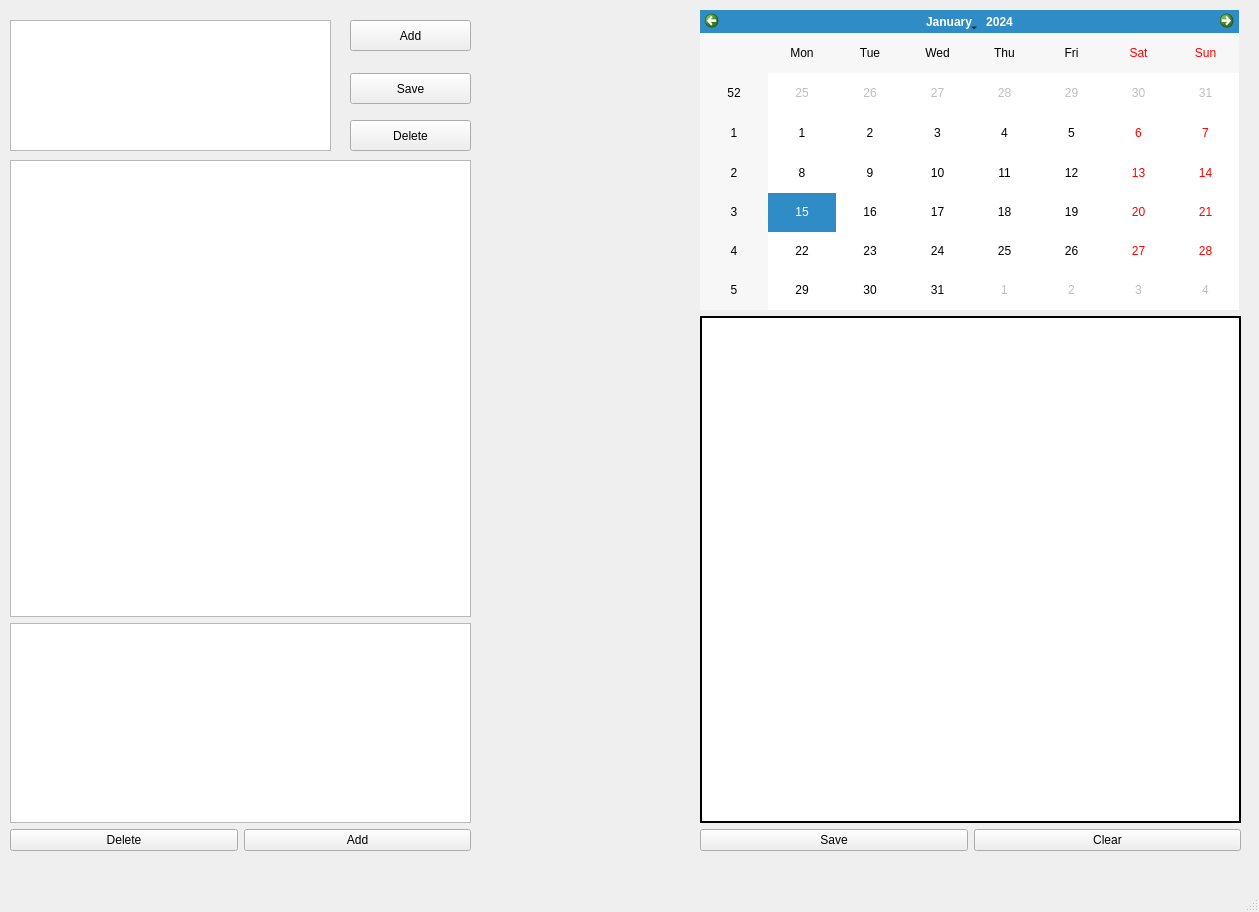
FakhrutdinovAlexey/project_daily, file app.ui: the form before one commit.
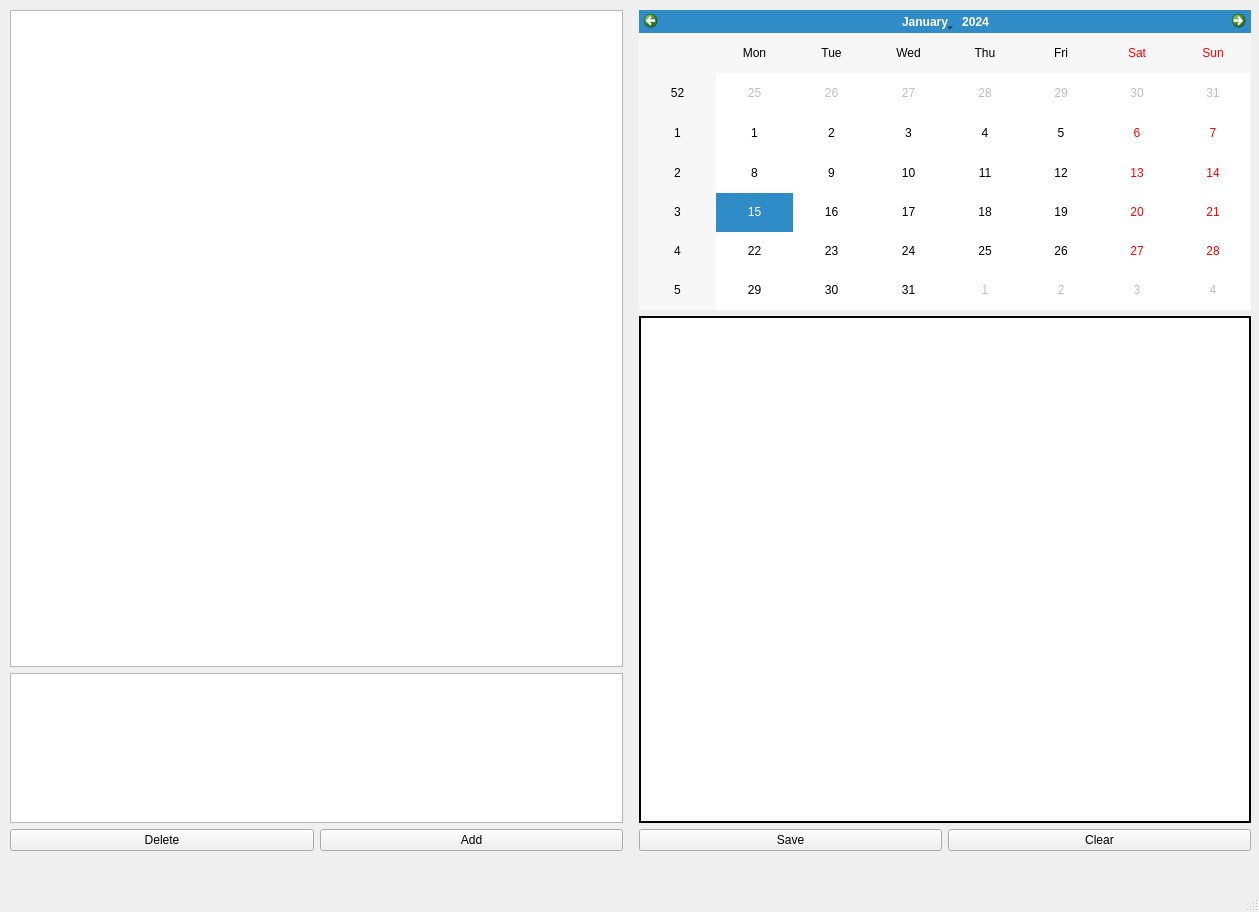
The form after the commit.

```diff
--- a/app.ui
+++ b/app.ui
@@ -14,21 +14,29 @@
    <bool>true</bool>
   </property>
   <property name="windowTitle">
-   <string>MainWindow</string>
+   <string>Diary</string>
   </property>
   <widget class="QWidget" name="centralwidget">
-   <widget class="QWidget" name="verticalLayoutWidget">
+   <widget class="QWidget" name="horizontalLayoutWidget">
     <property name="geometry">
      <rect>
       <x>10</x>
-      <y>160</y>
-      <width>461</width>
-      <height>691</height>
+      <y>10</y>
+      <width>1241</width>
+      <height>841</height>
      </rect>
     </property>
+    <layout class="QHBoxLayout" name="horizontalLayout_3">
+     <item>
     <layout class="QVBoxLayout" name="verticalLayout">
      <item>
       <widget class="QListWidget" name="listWidget">
+         <property name="minimumSize">
+          <size>
+           <width>0</width>
+           <height>400</height>
+          </size>
+         </property>
        <property name="movement">
         <enum>QListView::Static</enum>
        </property>
@@ -39,7 +47,7 @@
        <property name="maximumSize">
         <size>
          <width>16777215</width>
-         <height>200</height>
+           <height>150</height>
         </size>
        </property>
        <property name="readOnly">
@@ -66,65 +74,21 @@
       </layout>
      </item>
     </layout>
-   </widget>
-   <widget class="QListWidget" name="listWidget2">
-    <property name="geometry">
-     <rect>
-      <x>10</x>
-      <y>20</y>
-      <width>321</width>
-      <height>131</height>
-     </rect>
-    </property>
-   </widget>
-   <widget class="QPushButton" name="pushButton">
-    <property name="geometry">
-     <rect>
-      <x>350</x>
-      <y>20</y>
-      <width>121</width>
-      <height>31</height>
-     </rect>
-    </property>
-    <property name="text">
-     <string>Add</string>
-    </property>
-   </widget>
-   <widget class="QPushButton" name="pushButton_2">
-    <property name="geometry">
-     <rect>
-      <x>350</x>
-      <y>120</y>
-      <width>121</width>
-      <height>31</height>
-     </rect>
-    </property>
-    <property name="text">
-     <string>Delete</string>
-    </property>
-   </widget>
-   <widget class="QToolButton" name="toolButton">
-    <property name="geometry">
-     <rect>
-      <x>350</x>
-      <y>73</y>
-      <width>121</width>
-      <height>31</height>
-     </rect>
-    </property>
-    <property name="text">
-     <string>Save</string>
-    </property>
-   </widget>
-   <widget class="QWidget" name="verticalLayoutWidget_2">
-    <property name="geometry">
-     <rect>
-      <x>700</x>
-      <y>10</y>
-      <width>541</width>
-      <height>841</height>
-     </rect>
-    </property>
+     </item>
+     <item>
+      <spacer name="horizontalSpacer">
+       <property name="orientation">
+        <enum>Qt::Vertical</enum>
+       </property>
+       <property name="sizeHint" stdset="0">
+        <size>
+         <width>10</width>
+         <height>40</height>
+        </size>
+       </property>
+      </spacer>
+     </item>
+     <item>
     <layout class="QVBoxLayout" name="verticalLayout_2">
      <item>
       <widget class="QCalendarWidget" name="calendarWidget">
@@ -133,7 +97,7 @@
        </property>
        <property name="maximumSize">
         <size>
-         <width>539</width>
+           <width>1000</width>
          <height>300</height>
         </size>
        </property>
@@ -179,6 +143,8 @@
           <string>Clear</string>
          </property>
         </widget>
+         </item>
+        </layout>
        </item>
       </layout>
      </item>
```
Lines whose indentation alone changed are shown as unchanged.
